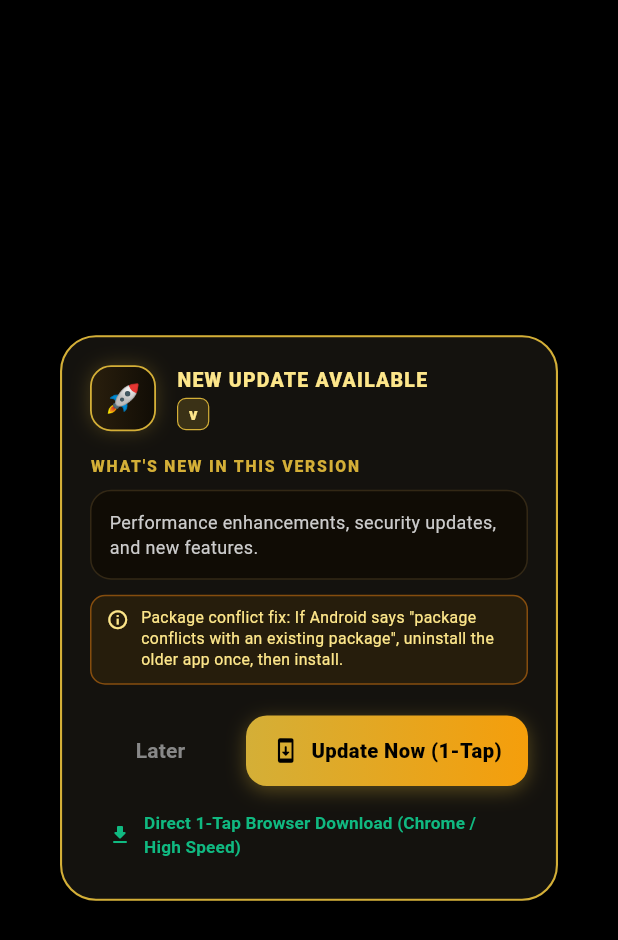
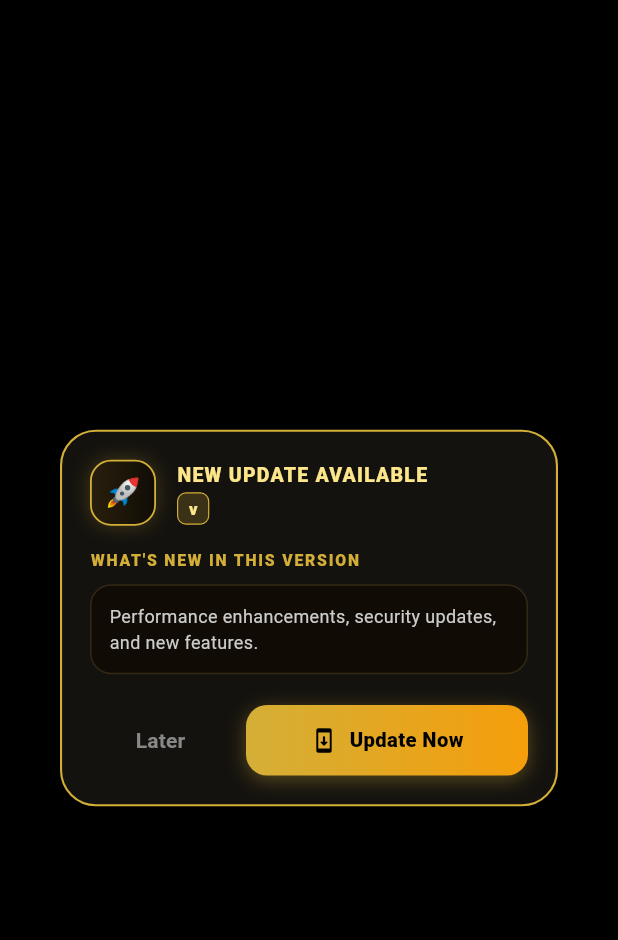
Before and after one commit to iPrashant2003/Chintamani-Library, a Flutter app: the AppUpdateDialog widget shown alone on an empty page, opened directly with empty values, on a phone screen of 412 x 824 dp. Shown: the top 940 px of the screen. Run offline on Flutter 3.47's test engine with Material 3 defaults, Android fonts, the light colour scheme and no system bars; our stand-ins replace cached_network_image, connectivity_plus, dio, flutter_animate, flutter_riverpod, flutter_secure_storage and 7 more; accounts and stored records are empty; network calls fail.

Commit message:
fix(mobile): clean update dialog — remove sparkle emoji, info banner, browser download buttons; keep changelog + Later + Update only (v2.8.18)

```diff
--- a/apps/mobile/lib/widgets/app_update_dialog.dart
+++ b/apps/mobile/lib/widgets/app_update_dialog.dart
@@ -1,7 +1,6 @@
 import 'dart:async';
 import 'package:flutter/material.dart';
 import 'package:flutter/services.dart';
-import 'package:url_launcher/url_launcher.dart';
 import '../core/services/app_update_service.dart';
 
 class AppUpdateDialog extends StatefulWidget {
@@ -119,7 +118,7 @@ class _AppUpdateDialogState extends State<AppUpdateDialog> {
     } else {
       setState(() {
         _isDownloading = false;
-        _errorMessage = 'Download or installer was interrupted. Tap "Retry Update" to resume.';
+        _errorMessage = 'Download failed. Tap "Retry Update" to try again.';
       });
     }
   }
@@ -243,7 +242,7 @@ class _AppUpdateDialogState extends State<AppUpdateDialog> {
                             child: Row(
                               crossAxisAlignment: CrossAxisAlignment.start,
                               children: [
-                                const Text('✨ ', style: TextStyle(fontSize: 12)),
+                                const Text('• ', style: TextStyle(fontSize: 12, color: Color(0xFFD4AF37))),
                                 Expanded(
                                   child: Text(
                                     note,
@@ -265,29 +264,6 @@ class _AppUpdateDialogState extends State<AppUpdateDialog> {
                           ),
                         ],
                 ),
-              ),
-            ),
-
-            const SizedBox(height: 10),
-            Container(
-              padding: const EdgeInsets.symmetric(horizontal: 10, vertical: 8),
-              decoration: BoxDecoration(
-                color: const Color(0xFF261D0C),
-                borderRadius: BorderRadius.circular(10),
-                border: Border.all(color: const Color(0xFF854D0E)),
-              ),
-              child: const Row(
-                crossAxisAlignment: CrossAxisAlignment.start,
-                children: [
-                  Icon(Icons.info_outline, color: Color(0xFFFDE68A), size: 15),
-                  SizedBox(width: 8),
-                  Expanded(
-                    child: Text(
-                      'Package conflict fix: If Android says "package conflicts with an existing package", uninstall the older app once, then install.',
-                      style: TextStyle(color: Color(0xFFFDE68A), fontSize: 10.5, height: 1.3),
-                    ),
-                  ),
-                ],
               ),
             ),
 
@@ -326,7 +302,7 @@ class _AppUpdateDialogState extends State<AppUpdateDialog> {
 
             const SizedBox(height: 20),
 
-            // Actions
+            // Actions — Later + Update Now only
             Row(
               children: [
                 if ((!info.forceUpdate || _errorMessage != null) && !_isDownloading)
@@ -375,7 +351,7 @@ class _AppUpdateDialogState extends State<AppUpdateDialog> {
                                   const Icon(Icons.system_update_rounded, color: Colors.black, size: 18),
                                   const SizedBox(width: 8),
                                   Text(
-                                    _errorMessage != null ? 'Retry Update (1-Tap)' : 'Update Now (1-Tap)',
+                                    _errorMessage != null ? 'Retry Update' : 'Update Now',
                                     style: const TextStyle(
                                       color: Colors.black,
                                       fontSize: 13.5,
@@ -390,43 +366,6 @@ class _AppUpdateDialogState extends State<AppUpdateDialog> {
                 ),
               ],
             ),
-            const SizedBox(height: 8),
-            Center(
-              child: TextButton.icon(
-                onPressed: () async {
-                  final directUrl = (info.arm64ApkUrl != null && info.arm64ApkUrl!.isNotEmpty)
-                      ? info.arm64ApkUrl!
-                      : (info.apkUrl.isNotEmpty ? info.apkUrl : info.fallbackUrl);
-                  final uri = Uri.parse(directUrl);
-                  if (await canLaunchUrl(uri)) {
-                    await launchUrl(uri, mode: LaunchMode.externalApplication);
-                  }
-                },
-                icon: const Icon(Icons.download_rounded, size: 16, color: Color(0xFF10B981)),
-                label: const Text(
-                  'Direct 1-Tap Browser Download (Chrome / High Speed)',
-                  style: TextStyle(color: Color(0xFF10B981), fontSize: 11.5, fontWeight: FontWeight.bold),
-                ),
-              ),
-            ),
-            if (info.fallbackUrl.isNotEmpty) ...[
-              const SizedBox(height: 10),
-              Center(
-                child: TextButton.icon(
-                  onPressed: () async {
-                    final uri = Uri.parse(info.fallbackUrl);
-                    if (await canLaunchUrl(uri)) {
-                      await launchUrl(uri, mode: LaunchMode.externalApplication);
-                    }
-                  },
-                  icon: const Icon(Icons.open_in_browser_rounded, size: 14, color: Color(0xFFD4AF37)),
-                  label: Text(
-                    _errorMessage != null ? 'Open manual download page in browser' : 'Or open download page in browser',
-                    style: const TextStyle(color: Color(0xFFD4AF37), fontSize: 11, decoration: TextDecoration.underline),
-                  ),
-                ),
-              ),
-            ],
           ],
         ),
       ),
```
